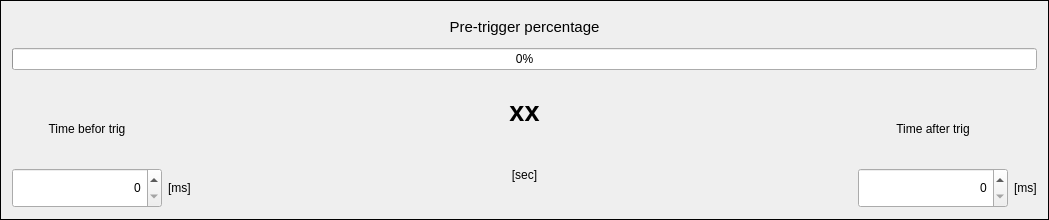
The window that settingPreTriggerPercentage.ui (coucou1121/Datalogger) describes before a commit, drawn with Qt 5.
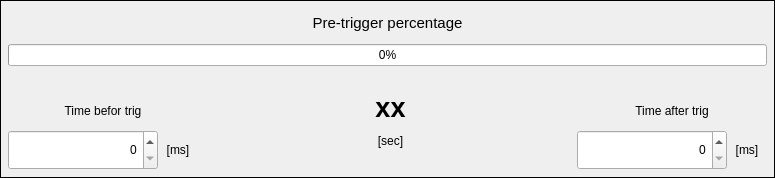
The same window after the commit. Icons and pictures are not drawn.

Commit message: set menu trigger setting on setting menu

Patch:
```diff
--- a/settingPreTriggerPercentage.ui
+++ b/settingPreTriggerPercentage.ui
@@ -6,8 +6,8 @@
    <rect>
     <x>0</x>
     <y>0</y>
-    <width>1049</width>
-    <height>220</height>
+    <width>775</width>
+    <height>178</height>
    </rect>
   </property>
   <property name="windowTitle">
@@ -17,204 +17,19 @@
    <enum>QFrame::Box</enum>
   </property>
   <layout class="QGridLayout" name="gridLayout">
-   <item row="3" column="3" colspan="2">
-    <widget class="QLabel" name="labelTimeAfterTrig">
-     <property name="sizePolicy">
-      <sizepolicy hsizetype="Fixed" vsizetype="Preferred">
-       <horstretch>0</horstretch>
-       <verstretch>0</verstretch>
-      </sizepolicy>
-     </property>
-     <property name="minimumSize">
-      <size>
-       <width>150</width>
-       <height>0</height>
-      </size>
-     </property>
-     <property name="text">
-      <string>Time after trig</string>
-     </property>
-     <property name="alignment">
-      <set>Qt::AlignCenter</set>
-     </property>
-    </widget>
-   </item>
-   <item row="3" column="0" colspan="2">
-    <widget class="QLabel" name="labelTimeBeforTrig">
-     <property name="sizePolicy">
-      <sizepolicy hsizetype="Fixed" vsizetype="Preferred">
-       <horstretch>1</horstretch>
-       <verstretch>0</verstretch>
-      </sizepolicy>
-     </property>
-     <property name="minimumSize">
-      <size>
-       <width>150</width>
-       <height>0</height>
-      </size>
-     </property>
-     <property name="text">
-      <string>Time befor trig</string>
-     </property>
-     <property name="alignment">
-      <set>Qt::AlignCenter</set>
-     </property>
-    </widget>
-   </item>
-   <item row="0" column="0" colspan="5">
-    <widget class="QLabel" name="labelTitlePreTriggerPercentage">
-     <property name="sizePolicy">
-      <sizepolicy hsizetype="Preferred" vsizetype="Fixed">
-       <horstretch>0</horstretch>
-       <verstretch>0</verstretch>
-      </sizepolicy>
-     </property>
-     <property name="minimumSize">
-      <size>
-       <width>0</width>
-       <height>30</height>
-      </size>
-     </property>
-     <property name="font">
-      <font>
-       <pointsize>11</pointsize>
-      </font>
-     </property>
-     <property name="text">
-      <string>Pre-trigger percentage</string>
-     </property>
-     <property name="alignment">
-      <set>Qt::AlignCenter</set>
-     </property>
-    </widget>
-   </item>
-   <item row="4" column="0">
-    <widget class="QSpinBox" name="spinBoxTimeBeforeTrig">
-     <property name="sizePolicy">
-      <sizepolicy hsizetype="Fixed" vsizetype="Fixed">
-       <horstretch>0</horstretch>
-       <verstretch>0</verstretch>
-      </sizepolicy>
-     </property>
-     <property name="minimumSize">
-      <size>
-       <width>150</width>
-       <height>40</height>
-      </size>
-     </property>
-     <property name="alignment">
-      <set>Qt::AlignRight|Qt::AlignTrailing|Qt::AlignVCenter</set>
-     </property>
-     <property name="buttonSymbols">
-      <enum>QAbstractSpinBox::UpDownArrows</enum>
-     </property>
-     <property name="maximum">
-      <number>2000</number>
-     </property>
-     <property name="singleStep">
-      <number>10</number>
-     </property>
-     <property name="value">
-      <number>0</number>
-     </property>
-    </widget>
-   </item>
-   <item row="4" column="4">
-    <widget class="QLabel" name="label_9">
-     <property name="sizePolicy">
-      <sizepolicy hsizetype="Maximum" vsizetype="Preferred">
-       <horstretch>0</horstretch>
-       <verstretch>0</verstretch>
-      </sizepolicy>
-     </property>
-     <property name="text">
-      <string>[ms]</string>
-     </property>
-    </widget>
-   </item>
-   <item row="1" column="0" colspan="5">
-    <widget class="QProgressBar" name="progressBar">
-     <property name="value">
-      <number>0</number>
-     </property>
-     <property name="alignment">
-      <set>Qt::AlignCenter</set>
-     </property>
-    </widget>
-   </item>
-   <item row="4" column="2">
-    <widget class="QLabel" name="label_8">
-     <property name="text">
-      <string>[sec]</string>
-     </property>
-     <property name="alignment">
-      <set>Qt::AlignHCenter|Qt::AlignTop</set>
-     </property>
-    </widget>
-   </item>
-   <item row="3" column="2">
-    <widget class="QLabel" name="labelMaxTime">
-     <property name="font">
-      <font>
-       <pointsize>20</pointsize>
-       <weight>75</weight>
-       <bold>true</bold>
-       <kerning>true</kerning>
-      </font>
-     </property>
-     <property name="text">
-      <string>xx</string>
-     </property>
-     <property name="alignment">
-      <set>Qt::AlignHCenter|Qt::AlignTop</set>
-     </property>
-    </widget>
-   </item>
-   <item row="4" column="3">
-    <widget class="QSpinBox" name="spinBoxTimeAfterTrig">
-     <property name="sizePolicy">
-      <sizepolicy hsizetype="Fixed" vsizetype="Fixed">
-       <horstretch>0</horstretch>
-       <verstretch>0</verstretch>
-      </sizepolicy>
-     </property>
-     <property name="minimumSize">
-      <size>
-       <width>150</width>
-       <height>40</height>
-      </size>
-     </property>
-     <property name="toolTipDuration">
-      <number>-1</number>
-     </property>
-     <property name="alignment">
-      <set>Qt::AlignRight|Qt::AlignTrailing|Qt::AlignVCenter</set>
-     </property>
-     <property name="buttonSymbols">
-      <enum>QAbstractSpinBox::UpDownArrows</enum>
-     </property>
-     <property name="maximum">
-      <number>2000</number>
-     </property>
-     <property name="singleStep">
-      <number>10</number>
-     </property>
-    </widget>
-   </item>
-   <item row="4" column="1">
-    <widget class="QLabel" name="label_4">
-     <property name="sizePolicy">
-      <sizepolicy hsizetype="Maximum" vsizetype="Preferred">
-       <horstretch>0</horstretch>
-       <verstretch>0</verstretch>
-      </sizepolicy>
-     </property>
-     <property name="text">
-      <string>[ms]</string>
-     </property>
-    </widget>
-   </item>
-   <item row="2" column="0" colspan="5">
+   <property name="leftMargin">
+    <number>7</number>
+   </property>
+   <property name="topMargin">
+    <number>7</number>
+   </property>
+   <property name="rightMargin">
+    <number>7</number>
+   </property>
+   <property name="bottomMargin">
+    <number>7</number>
+   </property>
+   <item row="2" column="1" colspan="5">
     <widget class="QLabel" name="labelFlow">
      <property name="sizePolicy">
       <sizepolicy hsizetype="Preferred" vsizetype="Fixed">
@@ -222,6 +37,12 @@
        <verstretch>0</verstretch>
       </sizepolicy>
      </property>
+     <property name="minimumSize">
+      <size>
+       <width>50</width>
+       <height>0</height>
+      </size>
+     </property>
      <property name="text">
       <string/>
      </property>
@@ -242,6 +63,299 @@
      </property>
     </widget>
    </item>
+   <item row="3" column="3">
+    <widget class="QLabel" name="labelMaxTime">
+     <property name="sizePolicy">
+      <sizepolicy hsizetype="Expanding" vsizetype="Preferred">
+       <horstretch>0</horstretch>
+       <verstretch>0</verstretch>
+      </sizepolicy>
+     </property>
+     <property name="font">
+      <font>
+       <pointsize>20</pointsize>
+       <weight>75</weight>
+       <bold>true</bold>
+       <kerning>true</kerning>
+      </font>
+     </property>
+     <property name="text">
+      <string>xx</string>
+     </property>
+     <property name="alignment">
+      <set>Qt::AlignHCenter|Qt::AlignTop</set>
+     </property>
+    </widget>
+   </item>
+   <item row="1" column="1" colspan="5">
+    <widget class="QProgressBar" name="progressBar">
+     <property name="sizePolicy">
+      <sizepolicy hsizetype="Preferred" vsizetype="Fixed">
+       <horstretch>0</horstretch>
+       <verstretch>0</verstretch>
+      </sizepolicy>
+     </property>
+     <property name="value">
+      <number>0</number>
+     </property>
+     <property name="alignment">
+      <set>Qt::AlignCenter</set>
+     </property>
+    </widget>
+   </item>
+   <item row="0" column="1" colspan="5">
+    <widget class="QLabel" name="labelTitlePreTriggerPercentage">
+     <property name="sizePolicy">
+      <sizepolicy hsizetype="Preferred" vsizetype="Fixed">
+       <horstretch>0</horstretch>
+       <verstretch>0</verstretch>
+      </sizepolicy>
+     </property>
+     <property name="minimumSize">
+      <size>
+       <width>0</width>
+       <height>30</height>
+      </size>
+     </property>
+     <property name="font">
+      <font>
+       <pointsize>11</pointsize>
+      </font>
+     </property>
+     <property name="text">
+      <string>Pre-trigger percentage</string>
+     </property>
+     <property name="alignment">
+      <set>Qt::AlignCenter</set>
+     </property>
+    </widget>
+   </item>
+   <item row="4" column="3">
+    <widget class="QLabel" name="labelTimeUnit">
+     <property name="text">
+      <string>[sec]</string>
+     </property>
+     <property name="alignment">
+      <set>Qt::AlignHCenter|Qt::AlignTop</set>
+     </property>
+    </widget>
+   </item>
+   <item row="3" column="1" rowspan="2">
+    <widget class="QWidget" name="widgetTimeBeforTrig" native="true">
+     <property name="sizePolicy">
+      <sizepolicy hsizetype="Preferred" vsizetype="Preferred">
+       <horstretch>0</horstretch>
+       <verstretch>0</verstretch>
+      </sizepolicy>
+     </property>
+     <property name="minimumSize">
+      <size>
+       <width>0</width>
+       <height>0</height>
+      </size>
+     </property>
+     <layout class="QGridLayout" name="gridLayoutTimeBeforTrig">
+      <property name="leftMargin">
+       <number>0</number>
+      </property>
+      <property name="topMargin">
+       <number>0</number>
+      </property>
+      <property name="rightMargin">
+       <number>0</number>
+      </property>
+      <property name="bottomMargin">
+       <number>0</number>
+      </property>
+      <property name="spacing">
+       <number>0</number>
+      </property>
+      <item row="1" column="0">
+       <widget class="QSpinBox" name="spinBoxTimeBeforeTrig">
+        <property name="sizePolicy">
+         <sizepolicy hsizetype="Preferred" vsizetype="Preferred">
+          <horstretch>0</horstretch>
+          <verstretch>0</verstretch>
+         </sizepolicy>
+        </property>
+        <property name="minimumSize">
+         <size>
+          <width>150</width>
+          <height>40</height>
+         </size>
+        </property>
+        <property name="alignment">
+         <set>Qt::AlignRight|Qt::AlignTrailing|Qt::AlignVCenter</set>
+        </property>
+        <property name="buttonSymbols">
+         <enum>QAbstractSpinBox::UpDownArrows</enum>
+        </property>
+        <property name="maximum">
+         <number>2000</number>
+        </property>
+        <property name="singleStep">
+         <number>10</number>
+        </property>
+        <property name="value">
+         <number>0</number>
+        </property>
+       </widget>
+      </item>
+      <item row="0" column="0" colspan="3">
+       <widget class="QLabel" name="labelTimeBeforTrigTitle">
+        <property name="sizePolicy">
+         <sizepolicy hsizetype="Preferred" vsizetype="Preferred">
+          <horstretch>0</horstretch>
+          <verstretch>0</verstretch>
+         </sizepolicy>
+        </property>
+        <property name="minimumSize">
+         <size>
+          <width>0</width>
+          <height>0</height>
+         </size>
+        </property>
+        <property name="text">
+         <string>Time befor trig</string>
+        </property>
+        <property name="alignment">
+         <set>Qt::AlignCenter</set>
+        </property>
+       </widget>
+      </item>
+      <item row="1" column="1">
+       <widget class="QLabel" name="labelTimeBeforTrigUnit">
+        <property name="sizePolicy">
+         <sizepolicy hsizetype="Fixed" vsizetype="Preferred">
+          <horstretch>0</horstretch>
+          <verstretch>0</verstretch>
+         </sizepolicy>
+        </property>
+        <property name="minimumSize">
+         <size>
+          <width>40</width>
+          <height>0</height>
+         </size>
+        </property>
+        <property name="text">
+         <string>[ms]</string>
+        </property>
+        <property name="alignment">
+         <set>Qt::AlignCenter</set>
+        </property>
+       </widget>
+      </item>
+     </layout>
+    </widget>
+   </item>
+   <item row="3" column="4" rowspan="2" colspan="2">
+    <widget class="QWidget" name="widgetTimeAfterBeforTrig" native="true">
+     <property name="sizePolicy">
+      <sizepolicy hsizetype="Preferred" vsizetype="Preferred">
+       <horstretch>0</horstretch>
+       <verstretch>0</verstretch>
+      </sizepolicy>
+     </property>
+     <property name="minimumSize">
+      <size>
+       <width>0</width>
+       <height>0</height>
+      </size>
+     </property>
+     <layout class="QGridLayout" name="gridLayoutTimeAfterTrig">
+      <property name="leftMargin">
+       <number>0</number>
+      </property>
+      <property name="topMargin">
+       <number>0</number>
+      </property>
+      <property name="rightMargin">
+       <number>0</number>
+      </property>
+      <property name="bottomMargin">
+       <number>0</number>
+      </property>
+      <property name="spacing">
+       <number>0</number>
+      </property>
+      <item row="1" column="1">
+       <widget class="QLabel" name="labelTimeAfterTrigUnit">
+        <property name="sizePolicy">
+         <sizepolicy hsizetype="Fixed" vsizetype="Preferred">
+          <horstretch>0</horstretch>
+          <verstretch>0</verstretch>
+         </sizepolicy>
+        </property>
+        <property name="minimumSize">
+         <size>
+          <width>40</width>
+          <height>0</height>
+         </size>
+        </property>
+        <property name="text">
+         <string>[ms]</string>
+        </property>
+        <property name="alignment">
+         <set>Qt::AlignCenter</set>
+        </property>
+       </widget>
+      </item>
+      <item row="0" column="0" colspan="3">
+       <widget class="QLabel" name="labelTimeAfterTrigTitle">
+        <property name="sizePolicy">
+         <sizepolicy hsizetype="Preferred" vsizetype="Preferred">
+          <horstretch>0</horstretch>
+          <verstretch>0</verstretch>
+         </sizepolicy>
+        </property>
+        <property name="minimumSize">
+         <size>
+          <width>0</width>
+          <height>0</height>
+         </size>
+        </property>
+        <property name="text">
+         <string>Time after trig</string>
+        </property>
+        <property name="alignment">
+         <set>Qt::AlignCenter</set>
+        </property>
+       </widget>
+      </item>
+      <item row="1" column="0">
+       <widget class="QSpinBox" name="spinBoxTimeAfterTrig">
+        <property name="sizePolicy">
+         <sizepolicy hsizetype="Preferred" vsizetype="Preferred">
+          <horstretch>0</horstretch>
+          <verstretch>0</verstretch>
+         </sizepolicy>
+        </property>
+        <property name="minimumSize">
+         <size>
+          <width>150</width>
+          <height>40</height>
+         </size>
+        </property>
+        <property name="alignment">
+         <set>Qt::AlignRight|Qt::AlignTrailing|Qt::AlignVCenter</set>
+        </property>
+        <property name="buttonSymbols">
+         <enum>QAbstractSpinBox::UpDownArrows</enum>
+        </property>
+        <property name="maximum">
+         <number>2000</number>
+        </property>
+        <property name="singleStep">
+         <number>10</number>
+        </property>
+        <property name="value">
+         <number>0</number>
+        </property>
+       </widget>
+      </item>
+     </layout>
+    </widget>
+   </item>
   </layout>
  </widget>
  <resources>
```
The commit also changes 21 other files.
